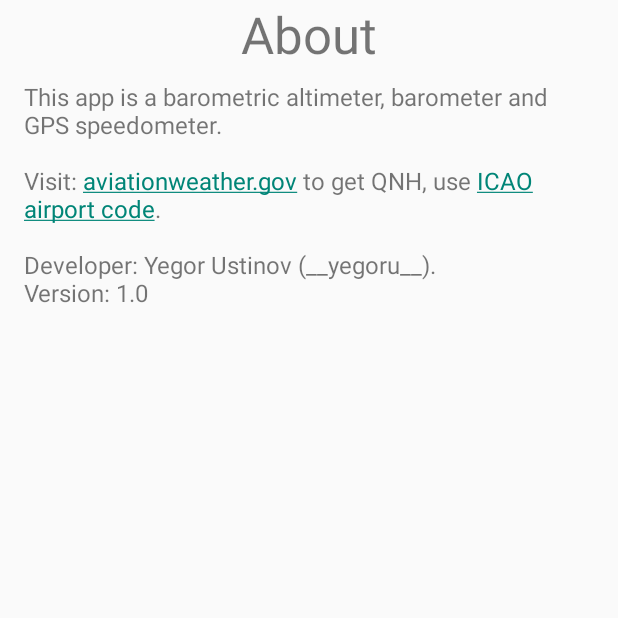
After one commit to YegorUstinov/Barometer, an Android app: the About screen opened directly, with no data from a screen before it, on a phone screen of 412 x 824 dp, the top half of it. The commit adds this screen. Run offline under Robolectric (Android 15) with nearby library versions, the phone set to English and light mode, and no system bars.

Commit message:
add new 3 activities

```diff
--- /dev/null
+++ b/app/src/main/java/com/lucifer/hackerman/barometer/About.java
@@ -0,0 +1,18 @@
+package com.lucifer.hackerman.barometer;
+
+import android.os.Bundle;
+import android.text.method.LinkMovementMethod;
+import android.widget.TextView;
+
+import androidx.appcompat.app.AppCompatActivity;
+
+public class About extends AppCompatActivity {
+
+    @Override
+    protected void onCreate(Bundle savedInstanceState) {
+        super.onCreate(savedInstanceState);
+        setContentView(R.layout.activity_about);
+        TextView aboutTextView = (TextView) findViewById(R.id.aboutTextView);
+        aboutTextView.setMovementMethod(LinkMovementMethod.getInstance());
+    }
+}
--- a/app/src/main/res/layout-land/activity_main.xml
+++ b/app/src/main/res/layout-land/activity_main.xml
@@ -314,6 +314,7 @@
                     tools:ignore="TextContrastCheck">
 
                 </TextView>
+
             </androidx.constraintlayout.widget.ConstraintLayout>
 
         </LinearLayout>
--- /dev/null
+++ b/app/src/main/res/layout/activity_about.xml
@@ -0,0 +1,48 @@
+<?xml version="1.0" encoding="utf-8"?>
+<androidx.constraintlayout.widget.ConstraintLayout xmlns:android="http://schemas.android.com/apk/res/android"
+    xmlns:app="http://schemas.android.com/apk/res-auto"
+    xmlns:tools="http://schemas.android.com/tools"
+    android:layout_width="match_parent"
+    android:layout_height="match_parent"
+    tools:context=".About">
+
+    <TextView
+        android:id="@+id/textView2"
+        android:layout_width="0dp"
+        android:layout_height="wrap_content"
+        android:text="@string/about"
+        android:textAlignment="center"
+        android:textSize="34sp"
+        app:layout_constraintEnd_toEndOf="parent"
+        app:layout_constraintStart_toStartOf="parent"
+        app:layout_constraintTop_toTopOf="parent" />
+
+    <ScrollView
+        android:layout_width="0dp"
+        android:layout_height="0dp"
+        android:layout_marginStart="8dp"
+        android:layout_marginTop="8dp"
+        android:layout_marginEnd="8dp"
+        android:layout_marginBottom="8dp"
+        app:layout_constraintBottom_toBottomOf="parent"
+        app:layout_constraintEnd_toEndOf="parent"
+        app:layout_constraintStart_toStartOf="parent"
+        app:layout_constraintTop_toBottomOf="@+id/textView2">
+
+        <LinearLayout
+            android:layout_width="match_parent"
+            android:layout_height="wrap_content"
+            android:orientation="vertical">
+
+            <TextView
+                android:id="@+id/aboutTextView"
+                android:layout_width="match_parent"
+                android:layout_height="wrap_content"
+                android:layout_marginStart="8dp"
+                android:layout_marginEnd="8dp"
+                android:text="@string/about_text"
+                android:textAlignment="viewStart"
+                android:textSize="16sp" />
+        </LinearLayout>
+    </ScrollView>
+</androidx.constraintlayout.widget.ConstraintLayout>
--- a/app/src/main/res/values/strings.xml
+++ b/app/src/main/res/values/strings.xml
@@ -1,5 +1,5 @@
 <resources>
-    <string name="app_name">AltBarSpeed</string>
+    <string name="app_name">BaroAltimeter\nSpeedometer</string>
     <string name="millibars">hPa</string>
     <string name="null_str">null</string>
     <string name="Altitude">Altitude</string>
@@ -26,4 +26,10 @@
     <string name="Speed_mph">Speed, mph</string>
     <string name="Speed_kts">Speed, kts</string>
     <string name="Speed_mach">Speed, mach</string>
+    <string name="title_activity_gps_data">GPS_Data</string>
+
+    <string name="GPS_Data">GPS</string>
+    <string name="about">About</string>
+    <string name="about_text">This app is a barometric altimeter, barometer and GPS speedometer.\n\nVisit: <a href="https://aviationweather.gov/metar/data">aviationweather.gov</a> to get QNH, use <a href="https://en.wikipedia.org/wiki/ICAO_airport_code">ICAO airport code</a>.\n\nDeveloper: Yegor Ustinov (__yegoru__).\nVersion: 1.0</string>
+
 </resources>
--- a/build.gradle
+++ b/build.gradle
@@ -5,7 +5,8 @@ buildscript {
         jcenter()
     }
     dependencies {
-        classpath 'com.android.tools.build:gradle:7.1.1'
+        classpath 'com.android.tools.build:gradle:7.2.1'
+        classpath 'org.jetbrains.kotlin:kotlin-gradle-plugin:1.6.21'
 
         // NOTE: Do not place your application dependencies here; they belong
         // in the individual module build.gradle files
```
Also changed, not shown: app/build.gradle (+18 -3 lines), app/src/main/AndroidManifest.xml (+12 -5 lines), app/src/main/java/com/lucifer/hackerman/barometer/BarometerSetting.java (added, +14 -0 lines), app/src/main/java/com/lucifer/hackerman/barometer/GPS_Data.java (added, +89 -0 lines), app/src/main/java/com/lucifer/hackerman/barometer/MainActivity.java (+59 -3 lines), app/src/main/res/layout/activity_barometer_setting.xml (added, +111 -0 lines), app/src/main/res/layout/activity_gps_data.xml (added, +48 -0 lines), gradle/wrapper/gradle-wrapper.properties.
